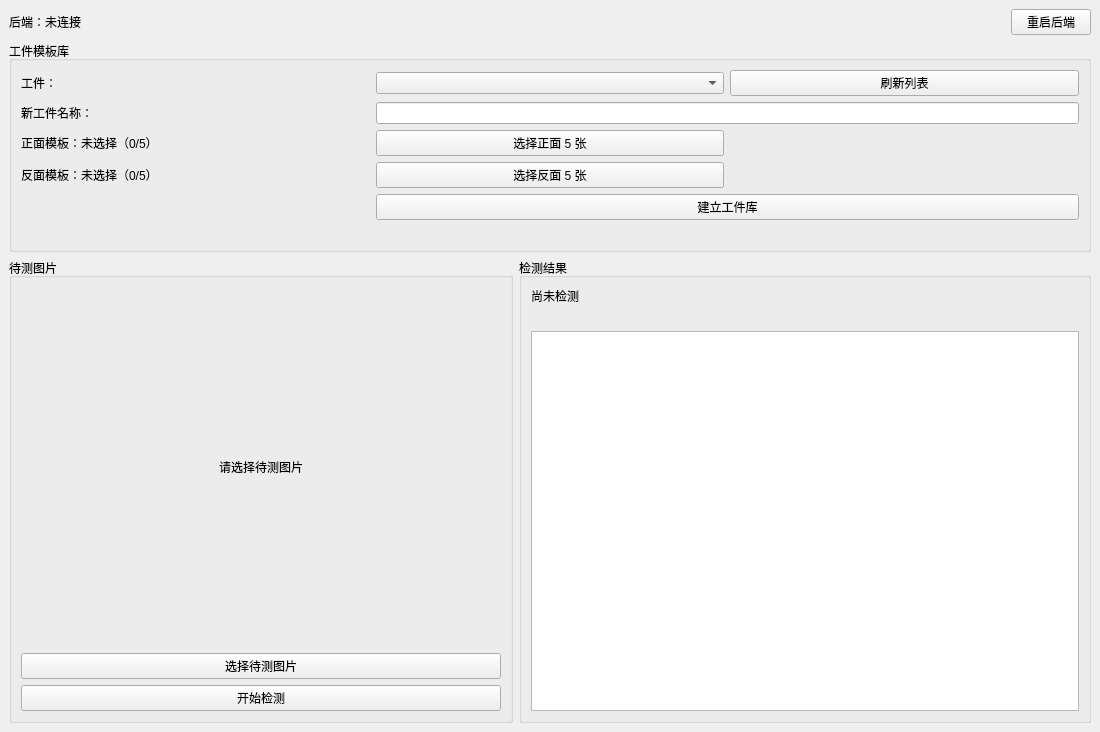
Old version of the form qt_app/mainwindow.ui in the repository Curry30LHJ/workpiece-orientation.
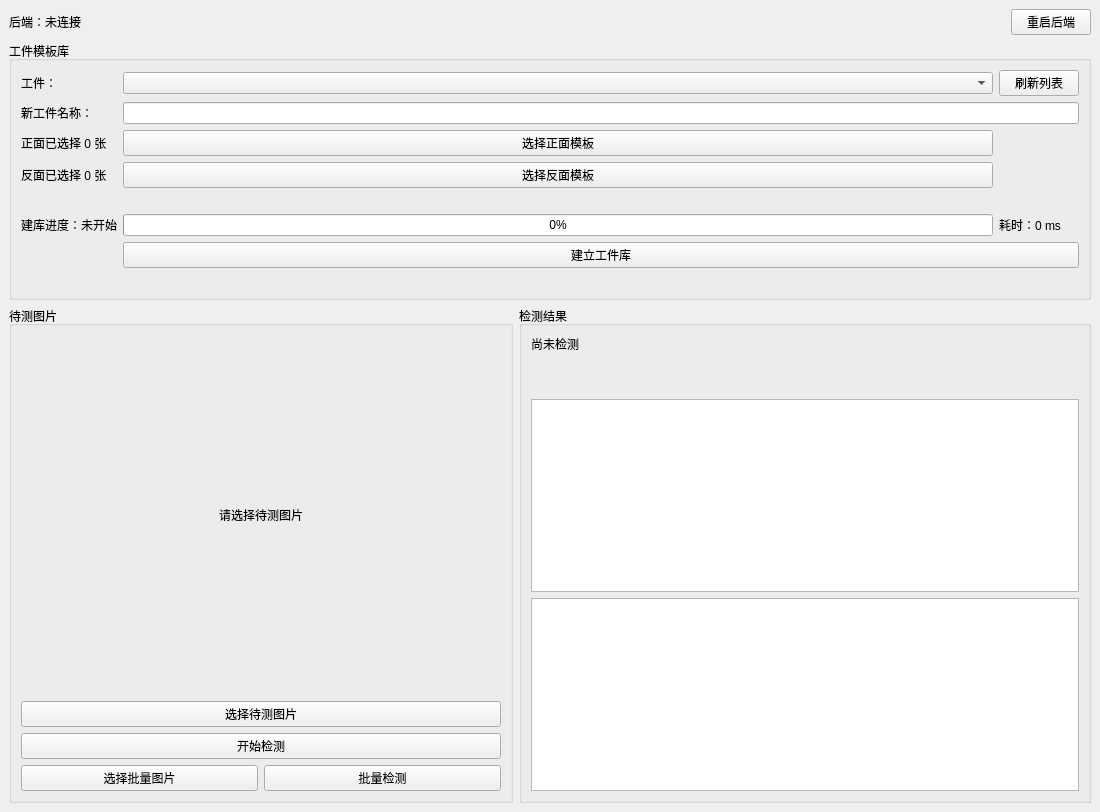
New version of the form.

Patch:
```diff
--- a/qt_app/mainwindow.ui
+++ b/qt_app/mainwindow.ui
@@ -26,14 +26,18 @@
        <item row="0" column="2"><widget class="QPushButton" name="refreshWorkpiecesButton"><property name="text"><string>刷新列表</string></property></widget></item>
        <item row="1" column="0"><widget class="QLabel" name="nameLabel"><property name="text"><string>新工件名称：</string></property></widget></item>
        <item row="1" column="1" colspan="2"><widget class="QLineEdit" name="workpieceNameEdit"/></item>
-       <item row="2" column="0"><widget class="QLabel" name="frontTemplatesLabel"><property name="text"><string>正面模板：未选择（0/5）</string></property></widget></item>
-       <item row="2" column="1"><widget class="QPushButton" name="chooseFrontTemplatesButton"><property name="text"><string>选择正面 5 张</string></property></widget></item>
+       <item row="2" column="0"><widget class="QLabel" name="frontTemplatesLabel"><property name="text"><string>正面已选择 0 张</string></property></widget></item>
+       <item row="2" column="1"><widget class="QPushButton" name="chooseFrontTemplatesButton"><property name="text"><string>选择正面模板</string></property></widget></item>
        <item row="2" column="2"><widget class="QLabel" name="frontTemplatesFilesLabel"><property name="text"><string/></property></widget></item>
-       <item row="3" column="0"><widget class="QLabel" name="backTemplatesLabel"><property name="text"><string>反面模板：未选择（0/5）</string></property></widget></item>
-       <item row="3" column="1"><widget class="QPushButton" name="chooseBackTemplatesButton"><property name="text"><string>选择反面 5 张</string></property></widget></item>
+       <item row="3" column="0"><widget class="QLabel" name="backTemplatesLabel"><property name="text"><string>反面已选择 0 张</string></property></widget></item>
+       <item row="3" column="1"><widget class="QPushButton" name="chooseBackTemplatesButton"><property name="text"><string>选择反面模板</string></property></widget></item>
        <item row="3" column="2"><widget class="QLabel" name="backTemplatesFilesLabel"><property name="text"><string/></property></widget></item>
-       <item row="4" column="1" colspan="2"><widget class="QPushButton" name="registerButton"><property name="text"><string>建立工件库</string></property></widget></item>
-       <item row="5" column="1" colspan="2"><widget class="QLabel" name="libraryMessageLabel"><property name="text"><string/></property></widget></item>
+       <item row="4" column="0" colspan="3"><widget class="QLabel" name="templateWarningLabel"><property name="styleSheet"><string notr="true">color: #9a6700;</string></property><property name="text"><string/></property></widget></item>
+       <item row="5" column="0"><widget class="QLabel" name="registrationProgressLabel"><property name="text"><string>建库进度：未开始</string></property></widget></item>
+       <item row="5" column="1"><widget class="QProgressBar" name="registrationProgressBar"><property name="value"><number>0</number></property></widget></item>
+       <item row="5" column="2"><widget class="QLabel" name="registrationElapsedLabel"><property name="text"><string>耗时：0 ms</string></property></widget></item>
+       <item row="6" column="1" colspan="2"><widget class="QPushButton" name="registerButton"><property name="text"><string>建立工件库</string></property></widget></item>
+       <item row="7" column="1" colspan="2"><widget class="QLabel" name="libraryMessageLabel"><property name="text"><string/></property></widget></item>
       </layout>
      </widget>
     </item>
@@ -46,6 +50,12 @@
          <item><widget class="QLabel" name="imagePreviewLabel"><property name="minimumSize"><size><width>480</width><height>360</height></size></property><property name="alignment"><set>Qt::AlignCenter</set></property><property name="text"><string>请选择待测图片</string></property></widget></item>
          <item><widget class="QPushButton" name="chooseImageButton"><property name="text"><string>选择待测图片</string></property></widget></item>
          <item><widget class="QPushButton" name="predictButton"><property name="text"><string>开始检测</string></property></widget></item>
+         <item>
+          <layout class="QHBoxLayout" name="batchButtonLayout">
+           <item><widget class="QPushButton" name="chooseBatchImagesButton"><property name="text"><string>选择批量图片</string></property></widget></item>
+           <item><widget class="QPushButton" name="batchPredictButton"><property name="text"><string>批量检测</string></property></widget></item>
+          </layout>
+         </item>
         </layout>
        </widget>
       </item>
@@ -55,6 +65,8 @@
         <layout class="QVBoxLayout" name="resultLayout">
          <item><widget class="QLabel" name="resultLabel"><property name="text"><string>尚未检测</string></property></widget></item>
          <item><widget class="QLabel" name="reviewLabel"><property name="styleSheet"><string notr="true">color: #b00020; font-weight: bold;</string></property></widget></item>
+         <item><widget class="QLabel" name="batchSummaryLabel"><property name="text"><string/></property></widget></item>
+         <item><widget class="QTableWidget" name="batchResultsTableWidget"/></item>
          <item><widget class="QTextEdit" name="evidenceTextEdit"><property name="readOnly"><bool>true</bool></property></widget></item>
         </layout>
        </widget>
```
